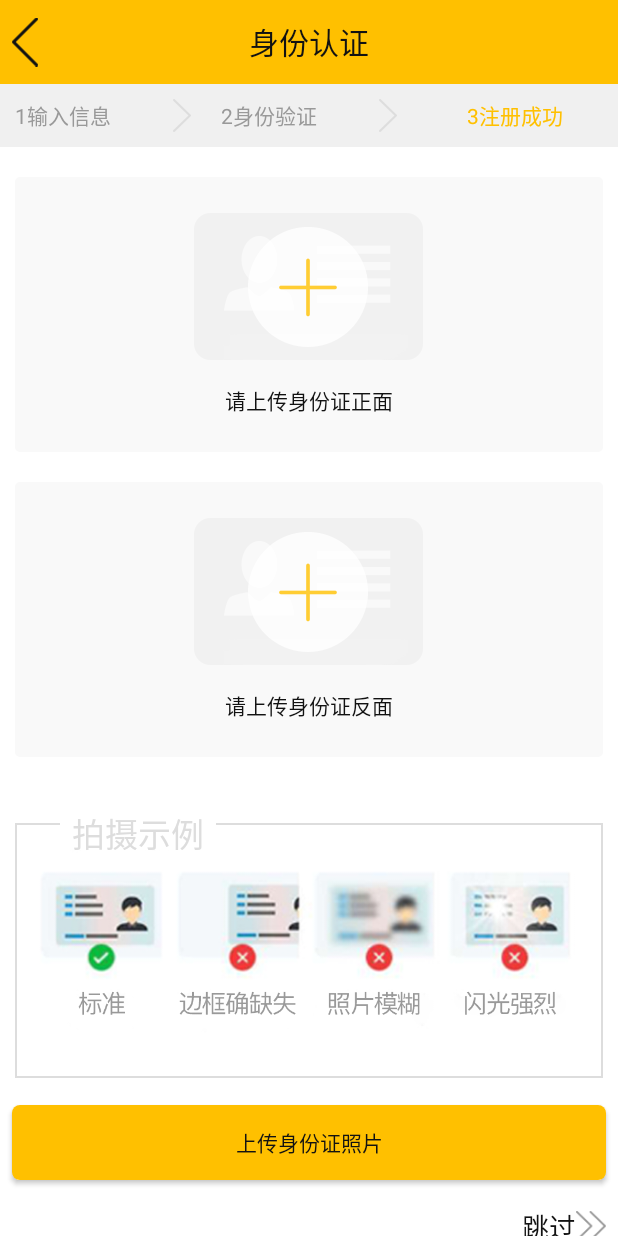
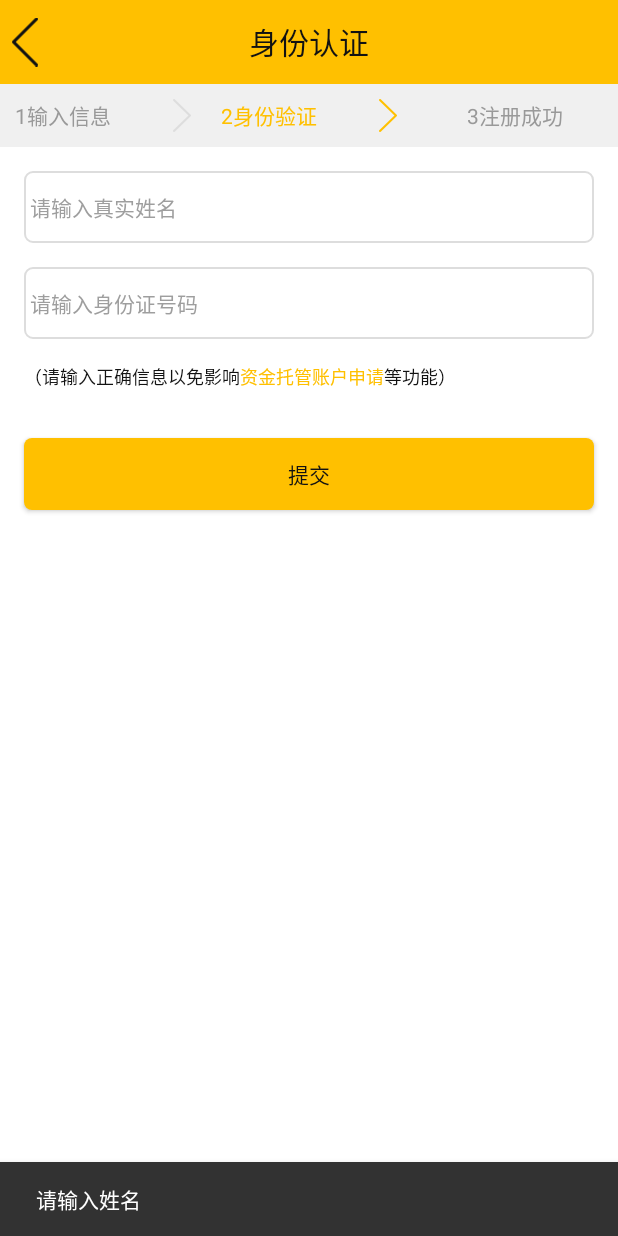
Before and after one commit to duhualong/GoldBowls, an Android app: the fragment RegisterSecondFragment placed in its activity, after a tap on "提交", on a phone screen of 412 x 824 dp. Run offline under Robolectric (Android 15) with nearby library versions, the phone set to English and light mode, and no system bars; our stand-ins replace ButterKnife; libraries missing offline, so code that uses them is left out: com.facebook.drawee, com.facebook.stetho, com.squareup.leakcanary; 1 statement that could not run was skipped.

Commit message:
登录注册模块内容的添加

```diff
--- a/app/src/main/java/haowei/computer/goldbowl/ui/sign/RegisterFirstFragment.java
+++ b/app/src/main/java/haowei/computer/goldbowl/ui/sign/RegisterFirstFragment.java
@@ -100,17 +100,17 @@ public class RegisterFirstFragment extends BaseFragment {
     private boolean checkedInputPhone(String phone) {
         boolean checked=true;
         if (TextUtils.isEmpty(phone)){
-            MyUtils.showSnackbar(rootView,getResources().getString(R.string.input_phone_show));
+            MyUtils.showSnackbar(rootView,R.string.input_phone_show);
             checked=false;
         }
         if (checked&&!MyUtils.isMobile(phone)){
-            MyUtils.showSnackbar(rootView,getResources().getString(R.string.phone_format_show));
+            MyUtils.showSnackbar(rootView,R.string.phone_format_show);
             checked=false;
         }
         //调接口判断手机号是否注册
         if (checked){
             checked=false;
-            MyUtils.showSnackbar(rootView,getResources().getString(R.string.phone_register_show));
+            MyUtils.showSnackbar(rootView,R.string.phone_register_show);
             LoginFragment loginFragment=LoginFragment.newInstance(phone);
             Single.just("").delay(2, TimeUnit.SECONDS).compose(RxUtils.applySchedulers()).subscribe(s -> {
                 fragmentMgr.beginTransaction()
--- a/app/src/main/java/haowei/computer/goldbowl/ui/sign/RegisterSecondFragment.java
+++ b/app/src/main/java/haowei/computer/goldbowl/ui/sign/RegisterSecondFragment.java
@@ -1,13 +1,17 @@
 package haowei.computer.goldbowl.ui.sign;
 
+import android.support.design.widget.Snackbar;
+import android.text.TextUtils;
 import android.view.View;
 import android.widget.EditText;
 import android.widget.TextView;
+import android.widget.Toast;
 
 import butterknife.BindView;
 import butterknife.OnClick;
 import haowei.computer.goldbowl.R;
 import haowei.computer.goldbowl.base.BaseFragment;
+import haowei.computer.goldbowl.util.EditCheckUtil;
 import haowei.computer.goldbowl.util.MyUtils;
 
 /**
@@ -15,11 +19,17 @@ import haowei.computer.goldbowl.util.MyUtils;
  */
 
 public class RegisterSecondFragment extends BaseFragment {
-    private static final String TAG ="RegisterSecondFragment" ;
-    @BindView(R.id.tv_register_title)TextView title;
-    @BindView(R.id.tv_authentication)TextView authentication;
-    @BindView(R.id.input_real_name)EditText realName;
-    @BindView(R.id.input_identity_card)EditText identityCard;
+    private static final String TAG = "RegisterSecondFragment";
+    @BindView(R.id.tv_register_title)
+    TextView title;
+    @BindView(R.id.tv_authentication)
+    TextView authentication;
+    @BindView(R.id.input_real_name)
+    EditText realName;
+    @BindView(R.id.input_identity_card)
+    EditText identityCard;
+    @BindView(R.id.root_view)
+    View rootView;
 
     @Override
     protected int getContentView() {
@@ -29,27 +39,47 @@ public class RegisterSecondFragment extends BaseFragment {
     @Override
     protected void updateUI() {
         title.setText(R.string.tv_identity_verify);
-        MyUtils.setTextStyle(authentication,getActivity());
+        MyUtils.setTextStyle(authentication, getActivity());
 
 
     }
 
     @OnClick({R.id.back_left, R.id.bt_submit})
     public void OnClick(View view) {
-        String name=MyUtils.getString(realName);
-        String identity=MyUtils.getString(identityCard);
+        String name = MyUtils.getString(realName);
+        String identity = MyUtils.getString(identityCard);
 
         switch (view.getId()) {
             case R.id.back_left:
                 onBackPressed();
                 break;
             case R.id.bt_submit:
+                boolean result = true;
+                if (TextUtils.isEmpty(name)) {
+                    MyUtils.showSnackbar(rootView,R.string.name_empty_show);
+                    result = false;
+                }
+                if (result && !name.matches("[\u4e00-\u9fa5]+")) {
+                    realName.setText("");
+                    MyUtils.showSnackbar(rootView, R.string.name_not_standard_show);
+                    result = false;
+                }
+                if (result && name.length() == 1 || name.length() > 5) {
+                    MyUtils.showSnackbar(rootView,R.string.name_not_length_show);
+                    result = false;
+                }
+                if (result) {
+                    result = EditCheckUtil.IDCardValidate(identity, getActivity());
+                    if (result) {
                 //注册第2步
-
                 fragmentMgr.beginTransaction()
                         .addToBackStack(TAG)
                         .replace(R.id.fragment_login_container, new RegisterThirdFragment())
                         .commit();
+                    }
+                }
+
+
                 break;
         }
     }
--- a/app/src/main/java/haowei/computer/goldbowl/util/MyUtils.java
+++ b/app/src/main/java/haowei/computer/goldbowl/util/MyUtils.java
@@ -30,8 +30,9 @@ public class MyUtils {
         text.setCompoundDrawablesWithIntrinsicBounds(0, 0, R.drawable.ic_arrow_right_orange, 0);
     }
     //Snackbar 弹出提示信息
-    public static void showSnackbar(View view,String message){
-        Snackbar.make(view,message,Snackbar.LENGTH_SHORT).show();
+    public static void showSnackbar(View view,int id){
+
+        Snackbar.make(view,view.getResources().getString(id),Snackbar.LENGTH_SHORT).show();
     }
     //  手机号正则表达式
 
--- a/app/src/main/res/layout/fragment_register_second.xml
+++ b/app/src/main/res/layout/fragment_register_second.xml
@@ -1,6 +1,7 @@
 <?xml version="1.0" encoding="utf-8"?>
 <LinearLayout xmlns:android="http://schemas.android.com/apk/res/android"
     android:orientation="vertical"
+    android:id="@id/root_view"
     android:layout_width="match_parent"
     android:background="@color/white"
     android:layout_height="match_parent">
@@ -51,7 +52,7 @@
             android:background="@null"
             android:textAppearance="@style/TextAppearance.AppCompat.Body1"
             android:textColor="@color/tint_color"
-            android:maxLength="19"/>
+            android:maxLength="18"/>
 
     </LinearLayout>
     <LinearLayout
--- a/app/src/main/res/values/strings.xml
+++ b/app/src/main/res/values/strings.xml
@@ -194,6 +194,9 @@
     <string name="phone_register_show">该手机号已经注册，请登录！</string>
     <string name="exit_app_show">再按一次退出金饭碗理财</string>
     <string name="find_passwd_send_countdown">重新发送(%sS)</string>
+    <string name="name_empty_show">请输入姓名</string>
+    <string name="name_not_standard_show">输入的姓名只能为汉字！</string>‘
+    <string name="name_not_length_show">输入的姓名长度不符合规范！</string>
 
 
 
```
Also changed, not shown: app/src/main/java/haowei/computer/goldbowl/util/EditCheckUtil.java (added, +273 -0 lines).
